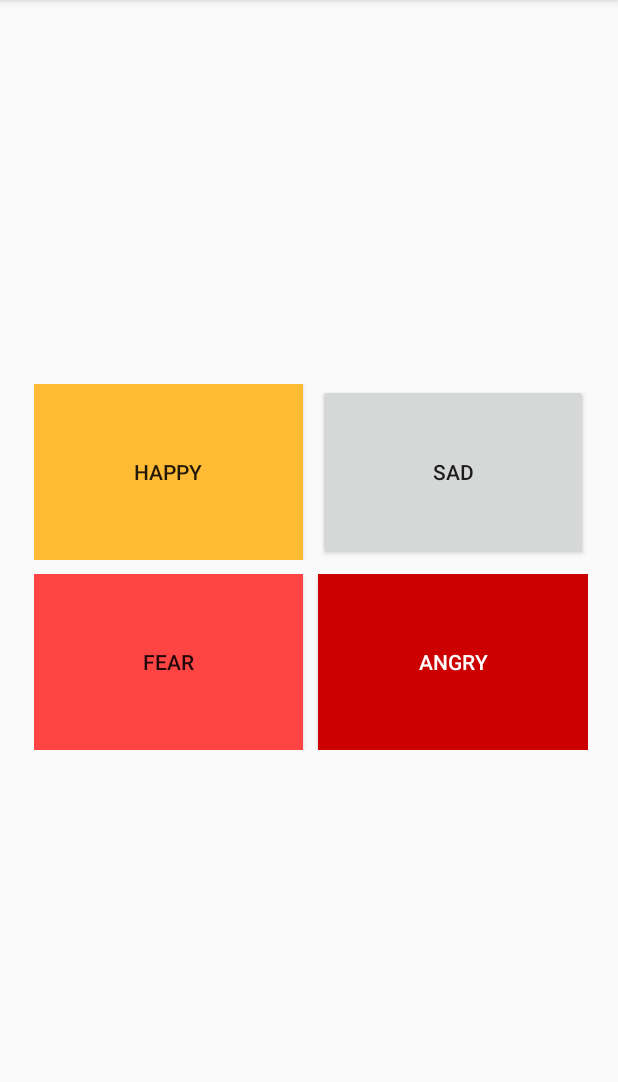
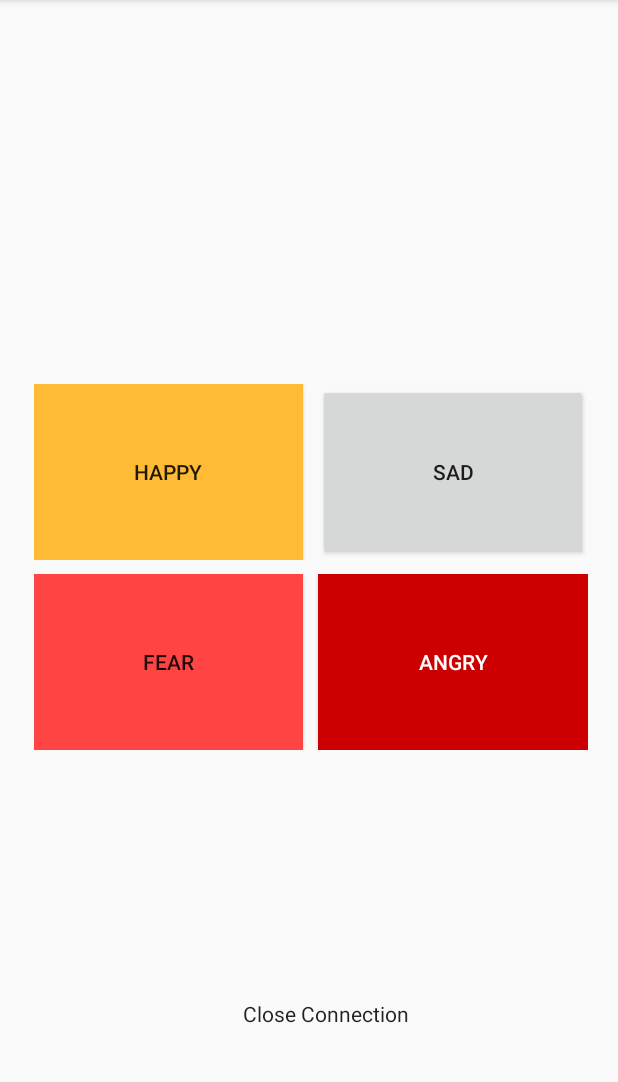
Before and after one commit to ggandhi27/Emotions-Recognition-using-IOT-and-Machine-Learning, an Android app: the MoodActivity screen opened directly, with no data from a screen before it, on a phone screen of 412 x 824 dp, the part 84-1166 px from its top. Run offline under Robolectric (Android 15) with nearby library versions, the phone set to English and light mode, and no system bars; network calls fail; 5 statements that could not run were skipped.

Commit message:
Android Application is done

```diff
--- a/SocketsApp/app/src/main/java/com/example/socketsapp/MoodActivity.java
+++ b/SocketsApp/app/src/main/java/com/example/socketsapp/MoodActivity.java
@@ -1,5 +1,6 @@
 package com.example.socketsapp;
 
+import android.content.Intent;
 import android.os.Bundle;
 import android.view.View;
 import android.widget.Button;
@@ -18,6 +19,8 @@ public class MoodActivity extends AppCompatActivity {
     Socket socket;
     DataOutputStream dataOutputStream;
     TextView moodText;
+    Button closeBtn;
+
     static TextView staticMood;
 
     @Override
@@ -30,6 +33,7 @@ public class MoodActivity extends AppCompatActivity {
         fearBtn = (Button)findViewById(R.id.fearBtn);
         angryBtn = (Button)findViewById(R.id.angerBtn);
         moodText = (TextView) findViewById(R.id.moodtxt);
+        closeBtn = (Button) findViewById(R.id.close);
 
         MoodActivity.staticMood = moodText;
 
@@ -42,6 +46,18 @@ public class MoodActivity extends AppCompatActivity {
             e.printStackTrace();
         }
 
+
+        closeBtn.setOnClickListener(new View.OnClickListener() {
+            @Override
+            public void onClick(View v) {
+                try {
+                    socket.close();
+                    System.exit(0);
+                } catch (IOException e) {
+                    e.printStackTrace();
+                }
+            }
+        });
 
         happyBtn.setOnClickListener(new View.OnClickListener() {
             @Override
--- a/SocketsApp/app/src/main/res/layout/moods.xml
+++ b/SocketsApp/app/src/main/res/layout/moods.xml
@@ -73,5 +73,16 @@
         android:textColor="@android:color/background_dark"
         android:textAlignment="center"/>
 
+    <Button
+        android:id="@+id/close"
+        android:layout_width="wrap_content"
+        android:layout_height="wrap_content"
+        android:layout_x="138dp"
+        android:layout_y="643dp"
+        android:text="Close Connection"
+        tools:layout_editor_absoluteX="320dp"
+        tools:layout_editor_absoluteY="3dp"
+        style="@style/Base.DialogWindowTitleBackground.AppCompat"/>
+
 
 </AbsoluteLayout>
```
